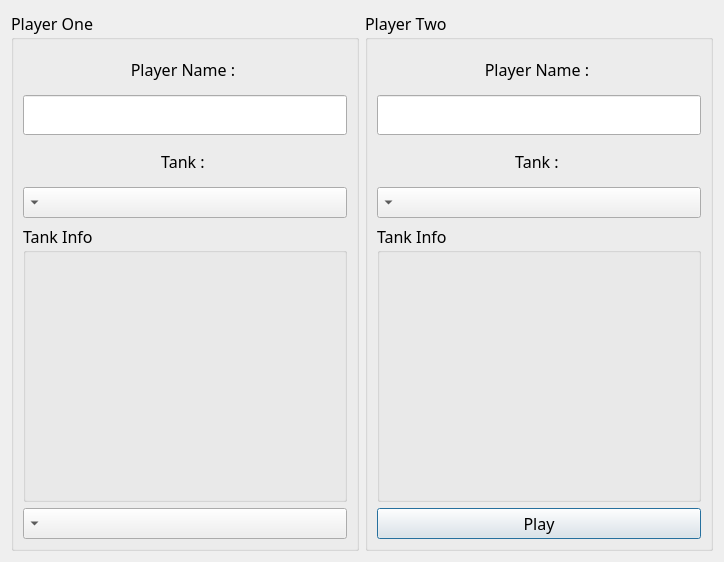
Qt form playerinfoui.ui (ehsankhani/TANKS_BATTLE) before a commit.
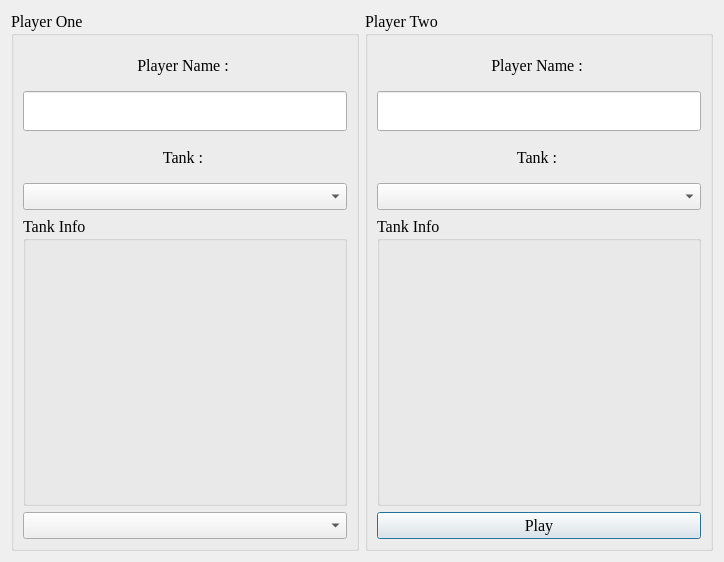
The same form after that commit.

```diff
--- a/playerinfoui.ui
+++ b/playerinfoui.ui
@@ -12,7 +12,7 @@
   </property>
   <property name="font">
    <font>
-    <family>B Titr</family>
+    <family>Times New Roman</family>
     <pointsize>12</pointsize>
    </font>
   </property>
@@ -92,7 +92,7 @@
       <item>
        <widget class="QComboBox" name="CmbTankPlayerOne">
         <property name="layoutDirection">
-         <enum>Qt::RightToLeft</enum>
+         <enum>Qt::LeftToRight</enum>
         </property>
        </widget>
       </item>
@@ -221,7 +221,7 @@
       <item>
        <widget class="QComboBox" name="CmbMap">
         <property name="layoutDirection">
-         <enum>Qt::RightToLeft</enum>
+         <enum>Qt::LeftToRight</enum>
         </property>
        </widget>
       </item>
@@ -297,7 +297,7 @@
       <item>
        <widget class="QComboBox" name="CmbTankPlayerTwo">
         <property name="layoutDirection">
-         <enum>Qt::RightToLeft</enum>
+         <enum>Qt::LeftToRight</enum>
         </property>
        </widget>
       </item>
```
